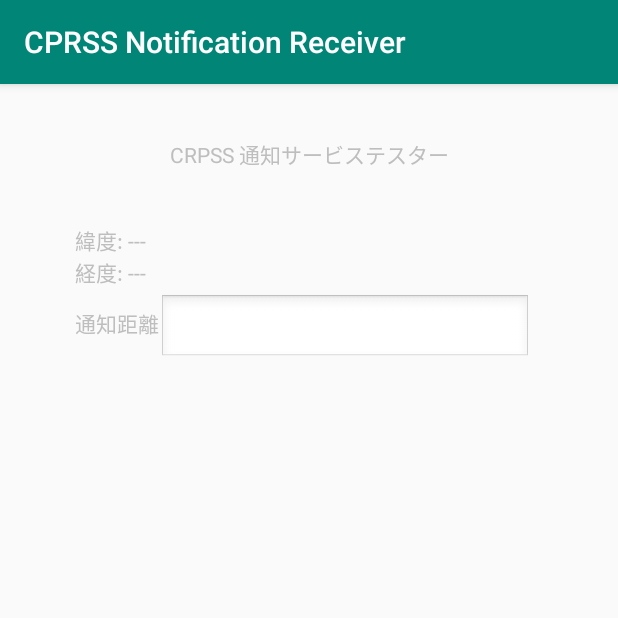
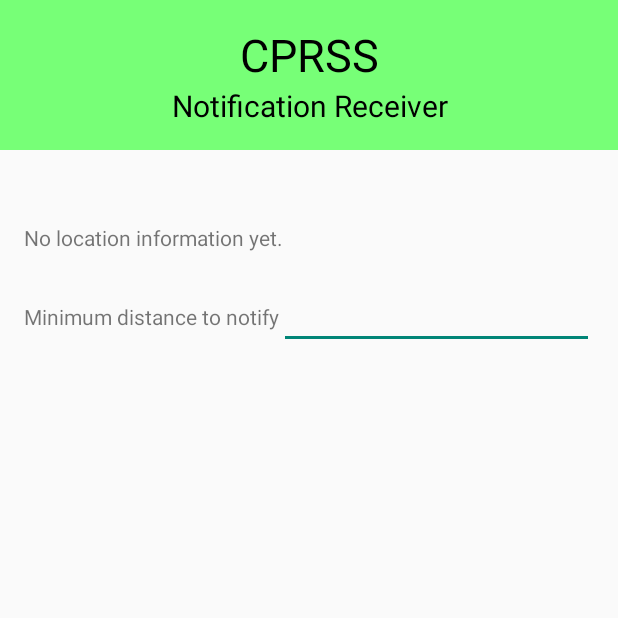
Before and after one commit to webiot-c/android_application, an Android app: the screen it shows after launch (MainActivity), on a phone screen of 412 x 824 dp, the top half of it. Run offline under Robolectric (Android 15) with nearby library versions, the phone set to English and light mode, and no system bars; libraries missing offline, so code that uses them is left out: org.java_websocket.client, org.java_websocket.handshake; 1 statement that could not run was skipped.

Commit message:
remake layouts and added some decorations

```diff
--- a/app/src/main/AndroidManifest.xml
+++ b/app/src/main/AndroidManifest.xml
@@ -17,7 +17,7 @@
         android:label="@string/app_name"
         android:roundIcon="@mipmap/ic_launcher_round"
         android:supportsRtl="true"
-        android:theme="@style/AppTheme">
+        android:theme="@style/Theme.AppCompat.Light.NoActionBar">
         <activity android:name=".MainActivity">
             <intent-filter>
                 <action android:name="android.intent.action.MAIN" />
--- a/app/src/main/java/com/webiot_c/cprss_notifi_recv/AEDInformationAdapter.java
+++ b/app/src/main/java/com/webiot_c/cprss_notifi_recv/AEDInformationAdapter.java
@@ -9,6 +9,7 @@ import android.widget.BaseAdapter;
 import android.widget.TextView;
 
 import java.util.ArrayList;
+import java.util.Locale;
 
 public class AEDInformationAdapter extends BaseAdapter {
 
@@ -51,7 +52,12 @@ public class AEDInformationAdapter extends BaseAdapter {
         AEDInformation aed = aeds.get(position);
         ((TextView)convertView.findViewById(R.id.adeid)).setText(aed.getAed_id());
 
-        String location = "緯度: " + aed.getLatitude() + "／ 経度: " + aed.getLongitude();
+        String location = String.format(Locale.getDefault(),
+                context.getString(R.string.latitude) + " ／  " + context.getString(R.string.longitude),
+                aed.getLatitude(),
+                aed.getLongitude()
+        );
+
         ((TextView)convertView.findViewById(R.id.loc)).setText(location);
 
         return convertView;
--- a/app/src/main/java/com/webiot_c/cprss_notifi_recv/MainActivity.java
+++ b/app/src/main/java/com/webiot_c/cprss_notifi_recv/MainActivity.java
@@ -1,6 +1,7 @@
 package com.webiot_c.cprss_notifi_recv;
 
 import android.Manifest;
+import android.app.Activity;
 import android.app.NotificationChannel;
 import android.app.NotificationManager;
 import android.content.pm.PackageManager;
@@ -164,24 +165,24 @@ public class MainActivity extends AppCompatActivity implements LocationListener,
     @Override
     public void onLocationChanged(Location location){
         currentLocation = location;
-        lat.setText("緯度: " + currentLocation.getLatitude());
-        lon.setText("経度: " + currentLocation.getLongitude());
+        lat.setText(String.format(getString(R.string.latitude), currentLocation.getLatitude()));
+        lon.setText(String.format(getString(R.string.longitude), currentLocation.getLongitude()));
     }
 
     @Override
     public void onStatusChanged(String provider, int service_st, Bundle extras) {
         switch (service_st) {
             case LocationProvider.AVAILABLE:
-                status.setText("位置情報を利用できます。");
+                status.setText("");
                 break;
             case LocationProvider.OUT_OF_SERVICE:
-                status.setText("圏外です。");
+                status.setText(R.string.locservice_outofservice);
                 break;
             case LocationProvider.TEMPORARILY_UNAVAILABLE:
-                status.setText("一時的に利用できません。");
+                status.setText(R.string.locservice_temp);
                 break;
             default:
-                status.setText("ステータスが不明です。");
+                status.setText(R.string.locservice_unknown);
                 break;
         }
     }
@@ -189,20 +190,18 @@ public class MainActivity extends AppCompatActivity implements LocationListener,
     String PROV_DISABLED_CHANNEL = "cprss_provdisabled";
     @Override
     public void onProviderDisabled(String provider){
-
-
         notify(NOTIFICATION_CHANNEL_LOCATION
                 ,android.R.drawable.ic_dialog_info,
-                "位置情報サービスが無効になりました。",
-                "位置情報サービスが無効の状態だと、通知を受け取れません。\n位置情報サービスの有効化にご協力ください。");
+                getString(R.string.notify_locservice_disable),
+                getString(R.string.notify_locservice_disabled_detail));
     }
 
     @Override
     public void onProviderEnabled(String provider){
         notify(  NOTIFICATION_CHANNEL_LOCATION,
                  android.R.drawable.ic_dialog_info,
-                "位置情報サービスが有効になりました。",
-                "ご協力ありがとうございます。");
+                getString(R.string.notify_locservice_enabled),
+                getString(R.string.notify_locservice_enabled_detail));
     }
 
     private void createNotificationChannel() {
@@ -259,10 +258,11 @@ public class MainActivity extends AppCompatActivity implements LocationListener,
                 if(retryCount > 10){
                     virtual_this.notify(NOTIFICATION_CHANNEL_SERVER,
                             android.R.drawable.ic_dialog_info,
-                            "サーバーとの接続が切断されました。",
-                            "あらゆる通知が受信できません。接続の復帰にご協力ください。",
-                            "あらゆる通知が受信できません。接続の復帰にご協力ください。\n" +
-                                    "サーバー側の問題である可能性がある場合は、開発者にご連絡ください。");
+                            getString(R.string.notify_disconnected),
+                            getString(R.string.notify_disconnection_detail),
+                            getString(R.string.notify_disconnection_detail) + "\n" +
+                                    getString(R.string.notify_disconnected_context)
+                    );
                 }
                 try{
                     Thread.sleep(5000);
@@ -294,11 +294,9 @@ public class MainActivity extends AppCompatActivity implements LocationListener,
 
         notify(NOTIFICATION_CHANNEL_AED_START,
                 android.R.drawable.ic_dialog_info,
-                "AED使用が開始されました。人命救助の応援が必要な可能性があります。",
-                "タップして場所を確認してください。",
-                "設定した範囲内で、人命救助の応援を必要としている人がいます。\n" +
-                         "応援にご協力ください。\n" +
-                         "位置をタップして確認してください。");
+                getString(R.string.notify_aed_open),
+                getString(R.string.notify_aed_open_detail),
+                getString(R.string.notify_aed_open_context));
         aed_infos.add(0, aedInfo);
         ArrayList<AEDInformation> temp_aeds = new ArrayList<>(aed_infos);
 
@@ -319,8 +317,8 @@ public class MainActivity extends AppCompatActivity implements LocationListener,
     public void onAEDUseFinished(AEDInformation aedInfo) {
         notify(NOTIFICATION_CHANNEL_AED_FINISH,
                 android.R.drawable.ic_dialog_info,
-                "AED使用が終了しました。",
-                "これ以上応援は必要ないと思われます。ご協力ありがとうございました。");
+                getString(R.string.notify_aed_close),
+                getString(R.string.notify_aed_close_detail));
         for(int i = 0;i<aed_infos.size();i++) {
             if (aed_infos.get(i).getAed_id().equals(aedInfo.getAed_id())) {
                 aed_infos.remove(i);
--- a/app/src/main/res/layout/activity_main.xml
+++ b/app/src/main/res/layout/activity_main.xml
@@ -1,82 +1,121 @@
 <?xml version="1.0" encoding="utf-8"?>
-<android.support.constraint.ConstraintLayout xmlns:android="http://schemas.android.com/apk/res/android"
+<LinearLayout xmlns:android="http://schemas.android.com/apk/res/android"
     xmlns:app="http://schemas.android.com/apk/res-auto"
     xmlns:tools="http://schemas.android.com/tools"
     android:layout_width="match_parent"
     android:layout_height="match_parent"
-    android:theme="@android:style/Theme.NoTitleBar"
+    android:orientation="vertical"
     tools:context=".MainActivity">
+
+    <LinearLayout
+        android:layout_width="match_parent"
+        android:layout_height="wrap_content"
+        android:background="@color/noaedinfo"
+        android:orientation="vertical">
 
         <TextView
             android:id="@+id/textView"
+            android:layout_width="match_parent"
+            android:layout_height="match_parent"
+            android:layout_marginTop="16dp"
+            android:text="@string/service_name"
+            android:textAlignment="center"
+            android:textColor="@color/noaedinfo_fore"
+            android:textSize="30dp" />
+
+        <TextView
+            android:id="@+id/textView2"
+            android:layout_width="match_parent"
+            android:layout_height="wrap_content"
+            android:layout_marginBottom="16dp"
+            android:text="@string/app_title"
+            android:textAlignment="center"
+            android:textColor="@color/noaedinfo_fore"
+            android:textSize="20dp" />
+
+    </LinearLayout>
+
+    <LinearLayout
+        android:layout_width="match_parent"
+        android:layout_height="match_parent"
+        android:layout_margin="16dp"
+        android:orientation="vertical">
+
+        <LinearLayout
             android:layout_width="wrap_content"
             android:layout_height="wrap_content"
-        android:layout_marginStart="8dp"
-        android:layout_marginTop="36dp"
-        android:layout_marginEnd="8dp"
-        android:text="CRPSS 通知サービステスター"
-        app:layout_constraintEnd_toEndOf="parent"
-        app:layout_constraintStart_toStartOf="parent"
-        app:layout_constraintTop_toTopOf="parent" />
+            android:orientation="vertical">
+
+            <TextView
+                android:id="@+id/status"
+                android:layout_width="wrap_content"
+                android:layout_height="wrap_content"
+                android:layout_marginTop="8dp"
+                android:textAlignment="viewStart" />
+        </LinearLayout>
+
+        <LinearLayout
+            android:layout_width="wrap_content"
+            android:layout_height="wrap_content"
+            android:orientation="vertical">
+
+            <TextView
+                android:id="@+id/lat"
+                android:layout_width="wrap_content"
+                android:layout_height="wrap_content"
+                android:layout_marginTop="5dp"
+                android:text="@string/unlocate"
+                android:textAlignment="viewStart" />
 
             <TextView
                 android:id="@+id/lon"
                 android:layout_width="wrap_content"
                 android:layout_height="wrap_content"
-        android:text="経度: ---"
-        app:layout_constraintEnd_toEndOf="@+id/lat"
-        app:layout_constraintHorizontal_bias="0.0"
-        app:layout_constraintStart_toStartOf="@+id/lat"
-        app:layout_constraintTop_toBottomOf="@+id/lat" />
+                android:textAlignment="viewStart" />
+        </LinearLayout>
 
-    <TextView
-        android:id="@+id/lat"
+        <LinearLayout
             android:layout_width="wrap_content"
             android:layout_height="wrap_content"
-        android:layout_marginTop="8dp"
-        android:text="緯度: ---"
-        app:layout_constraintEnd_toEndOf="@+id/status"
-        app:layout_constraintStart_toStartOf="@+id/status"
-        app:layout_constraintTop_toBottomOf="@+id/status" />
+            android:orientation="vertical">
+
+            <LinearLayout
+                android:layout_width="match_parent"
+                android:layout_height="match_parent"
+                android:orientation="horizontal">
 
                 <TextView
                     android:id="@+id/textView4"
                     android:layout_width="wrap_content"
                     android:layout_height="wrap_content"
-        android:layout_marginTop="8dp"
-        android:layout_marginBottom="16dp"
-        android:text="通知距離"
-        app:layout_constraintBottom_toBottomOf="@+id/dist"
-        app:layout_constraintStart_toStartOf="@+id/lon"
-        app:layout_constraintTop_toBottomOf="@+id/lon"
-        app:layout_constraintVertical_bias="1.0" />
+                    android:layout_marginBottom="8dp"
+                    android:text="@string/notifyDist" />
+
+                <EditText
+                    android:id="@+id/dist"
+                    android:layout_width="0dp"
+                    android:layout_height="wrap_content"
+                    android:layout_weight="1"
+                    android:ems="10"
+                    android:importantForAutofill="no"
+                    android:inputType="number" />
+
+            </LinearLayout>
+        </LinearLayout>
+
+        <LinearLayout
+            android:layout_width="wrap_content"
+            android:layout_height="wrap_content"
+            android:orientation="vertical">
 
             <ListView
                 android:id="@+id/list"
-        android:layout_width="361dp"
-        android:layout_height="721dp"
-        android:layout_marginTop="24dp"
-        app:layout_constraintEnd_toEndOf="parent"
-        app:layout_constraintStart_toStartOf="parent"
-        app:layout_constraintTop_toBottomOf="@+id/dist" />
+                android:layout_width="wrap_content"
+                android:layout_height="wrap_content">
 
-    <EditText
-        android:id="@+id/dist"
-        android:layout_width="248dp"
-        android:layout_height="46dp"
-        android:layout_marginTop="4dp"
-        android:ems="10"
-        android:inputType="number"
-        app:layout_constraintStart_toEndOf="@+id/textView4"
-        app:layout_constraintTop_toBottomOf="@+id/lon" />
+            </ListView>
+        </LinearLayout>
+    </LinearLayout>
 
-    <TextView
-        android:id="@+id/status"
-        android:layout_width="56dp"
-        android:layout_height="16dp"
-        android:layout_marginTop="12dp"
-        android:layout_marginEnd="12dp"
-        app:layout_constraintEnd_toStartOf="@+id/textView"
-        app:layout_constraintTop_toBottomOf="@+id/textView" />
 
-</android.support.constraint.ConstraintLayout>
+</LinearLayout>
--- a/app/src/main/res/values/colors.xml
+++ b/app/src/main/res/values/colors.xml
@@ -3,4 +3,14 @@
     <color name="colorPrimary">#008577</color>
     <color name="colorPrimaryDark">#00574B</color>
     <color name="colorAccent">#D81B60</color>
+
+    <color name="mainbackcolor">#AA0000</color>
+    <color name="mainforecolor">#CFCFCF</color>
+
+    <color name="noaedinfo">#77FF77</color>
+    <color name="noaedinfo_fore">@android:color/primary_text_light</color>
+
+    <color name="aed_enabled">@color/mainbackcolor</color>
+    <color name="aed_enabled_fore">@color/mainforecolor</color>
+
 </resources>
--- a/app/src/main/res/values/strings.xml
+++ b/app/src/main/res/values/strings.xml
@@ -1,3 +1,24 @@
 <resources>
     <string name="app_name">CPRSS Notification Receiver</string>
+    <string name="service_name">CPRSS</string>
+    <string name="latitude">Latitude: %f</string>
+    <string name="longitude">Longitude: %f</string>
+    <string name="notifyDist">Minimum distance to notify</string>
+    <string name="unlocate">No location information yet.</string>
+    <string name="locservice_outofservice">You are in out of service area of location service!</string>
+    <string name="locservice_temp">Location information is temporarily unavailable.</string>
+    <string name="locservice_unknown">The status of location information is unknown.</string>
+    <string name="notify_locservice_disable">Location service has been disabled.</string>
+    <string name="notify_locservice_disabled_detail">We\'ll receive all notifications, regardless of location.\nTo discard far notifications, please enable the location service.</string>
+    <string name="notify_locservice_enabled">Location service has been enabled now.</string>
+    <string name="notify_locservice_enabled_detail">Thank you for your cooperation.</string>
+    <string name="notify_disconnected">The connection with the server has been lost.</string>
+    <string name="notify_disconnection_detail">We cannot receive any notifications.</string>
+    <string name="notify_disconnected_context">If you suspect a server problem, please contact the developer.</string>
+    <string name="notify_aed_open">AED operation has been started. Probably support for lifesaving is required!.</string>
+    <string name="notify_aed_open_detail">Tap here to check the location.</string>
+    <string name="notify_aed_open_context">Need support for lifesaving within the set range\nPlease cooperate with lifesaving!\nTap to check the location.</string>
+    <string name="notify_aed_close">AED operation has been finished.</string>
+    <string name="notify_aed_close_detail">No further lifesaving support is required. Thank you very much to your cooperation.</string>
+    <string name="app_title">Notification Receiver</string>
 </resources>
```
Also changed, not shown: 1 other file. Lines whose indentation alone changed are shown as unchanged.
